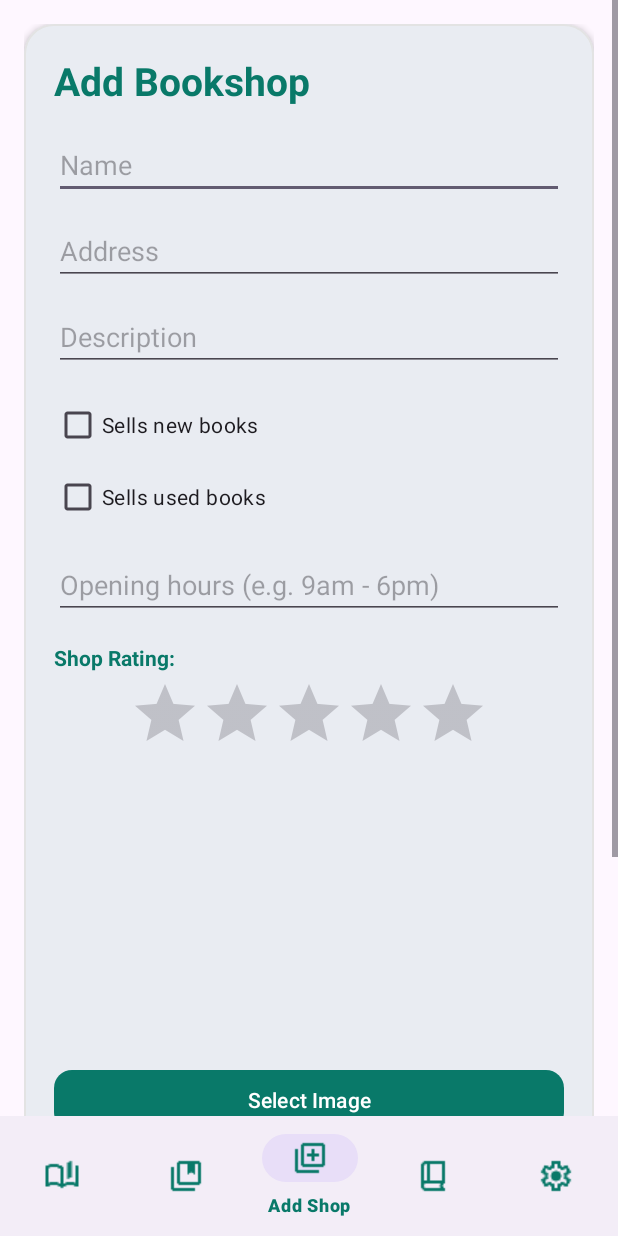
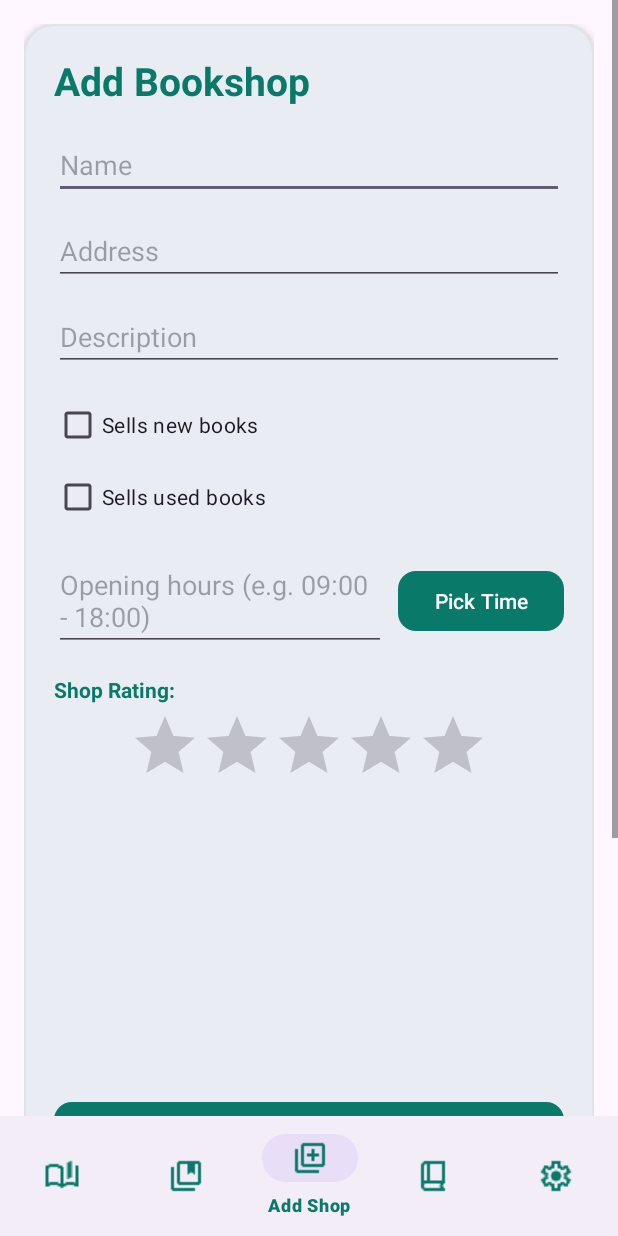
Before and after one commit to GraceRyan05/Bookshop-Tracker, an Android app: the BookshopView screen opened directly, with no data from a screen before it, on a phone screen of 412 x 824 dp. Run offline under Robolectric (Android 15) with nearby library versions, the phone set to English and light mode, and no system bars; our stand-ins replace Timber.

Commit message:
feat: Added a time picker to bookshops for opening and closing times.

```diff
--- a/app/src/main/res/layout/activity_add_edit.xml
+++ b/app/src/main/res/layout/activity_add_edit.xml
@@ -78,12 +78,30 @@
                         android:layout_height="wrap_content"
                         android:text="Sells used books" />
 
-                    <EditText
-                        android:id="@+id/openingHoursInput"
+                    <LinearLayout
                         android:layout_width="match_parent"
                         android:layout_height="wrap_content"
                         android:layout_marginTop="12dp"
-                        android:hint="Opening hours (e.g. 9am - 6pm)" />
+                        android:gravity="center_vertical"
+                        android:orientation="horizontal">
+
+                        <EditText
+                            android:id="@+id/openingHoursInput"
+                            android:layout_width="0dp"
+                            android:layout_height="wrap_content"
+                            android:layout_weight="1"
+                            android:hint="Opening hours (e.g. 09:00 - 18:00)" />
+
+                        <Button
+                            android:id="@+id/selectTimeButton"
+                            android:layout_width="wrap_content"
+                            android:layout_height="wrap_content"
+                            android:layout_marginStart="8dp"
+                            android:text="Pick Time"
+                            app:backgroundTint="@color/brand_green"
+                            app:cornerRadius="12dp" />
+
+                    </LinearLayout>
 
                     <TextView
                         android:layout_width="match_parent"
```
Also changed, not shown: app/src/main/java/org/setu/bookshoptracker/views/bookshop/BookshopView.kt (+37 -0 lines).
